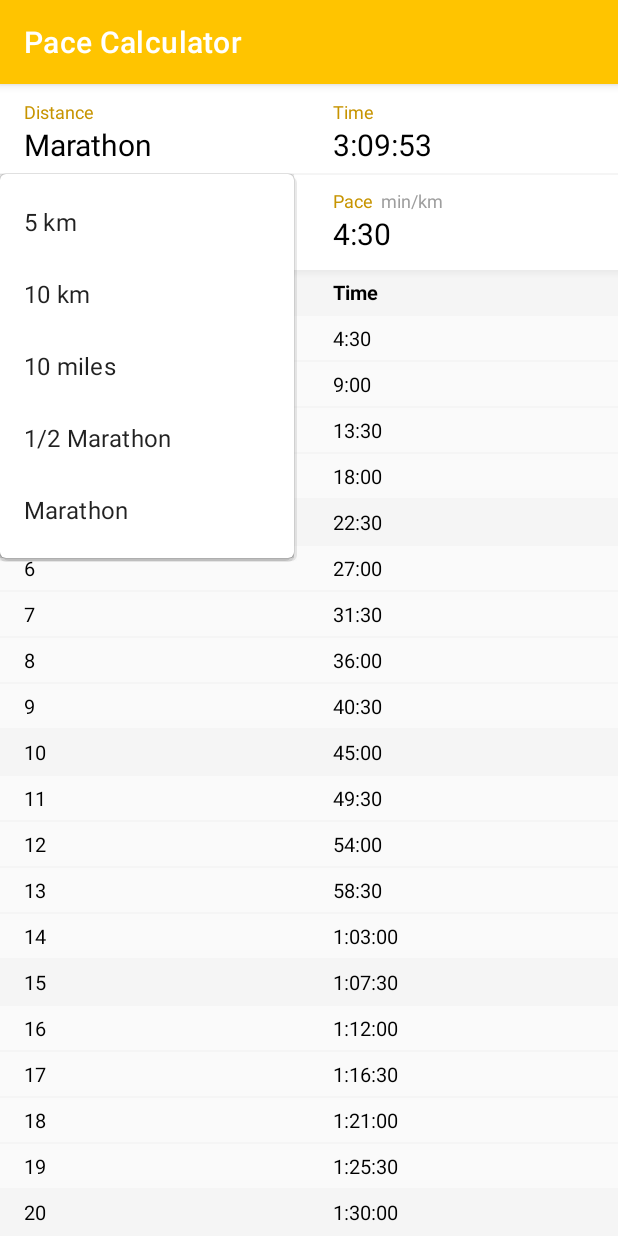
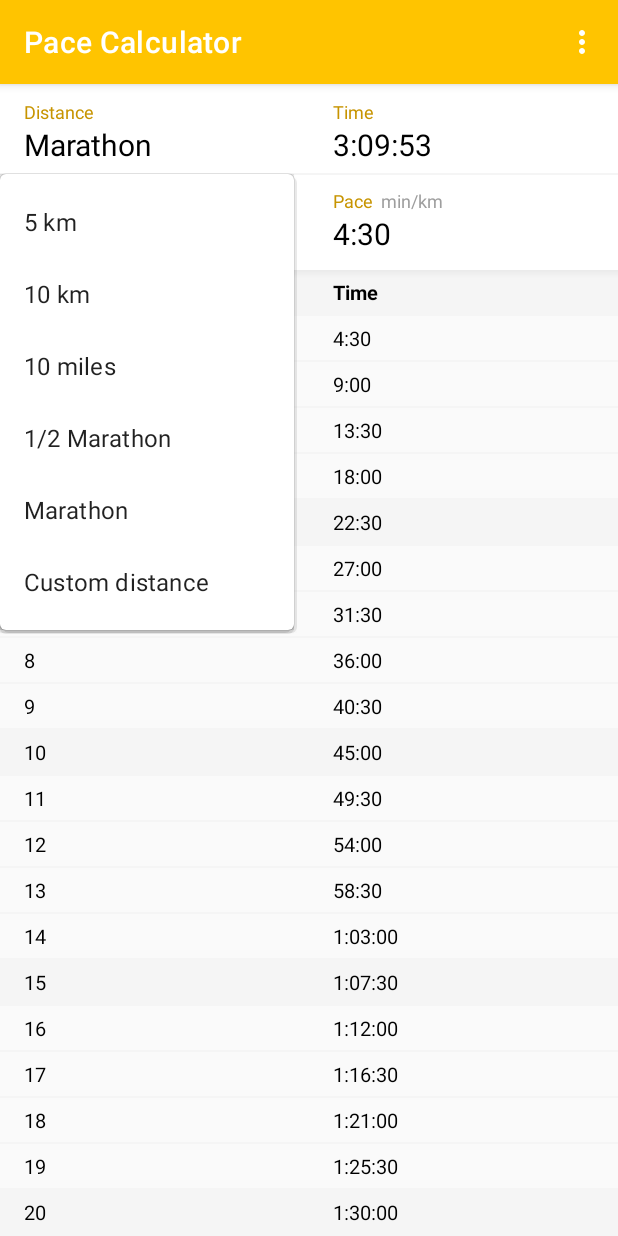
Before and after one commit to fetsh-edu/pace_calculator, an Android app: the screen it shows after launch (MainActivity), after a tap on "Distance", on a phone screen of 412 x 824 dp. Run offline under Robolectric (Android 15) with nearby library versions, the phone set to English and light mode, and no system bars.

Commit message:
Add custom distance picker

```diff
--- a/app/src/main/java/me/fetsh/pacecalculator/Distance.java
+++ b/app/src/main/java/me/fetsh/pacecalculator/Distance.java
@@ -25,7 +25,7 @@ public class Distance implements Comparable<Distance>, Parcelable {
 
     static {
         defaultFormatter = new DecimalFormat("#.#", DecimalFormatSymbols.getInstance(Locale.ENGLISH));
-        defaultFormatter.setMaximumFractionDigits(340);
+        defaultFormatter.setMaximumFractionDigits(4);
     }
 
     public Distance(double amount, DistanceUnit unit) {
@@ -145,19 +145,27 @@ public class Distance implements Comparable<Distance>, Parcelable {
         }
     }
 
+    public String getSplitDistanceHeader() {
+        if (getAmount() == 1) {
+            return getUnit().getShortName();
+        } else {
+            return "" + defaultFormatter.format(amount) + " " + getUnit().getShortName();
+        }
+    }
+
+    public String getFullName() {
+        if (name != null) {
+            return name;
+        } else {
+            return "" + defaultFormatter.format(amount) + " " + getUnit().getShortName();
+        }
+    }
+
     public double divide(Distance distance) {
         if (this.unit == distance.unit) {
             return this.amount.divide(distance.amount, MathContext.DECIMAL64).doubleValue();
         } else {
             return BigDecimal.valueOf(getMillimeters()).divide(BigDecimal.valueOf(distance.getMillimeters()), MathContext.DECIMAL64).doubleValue();
-        }
-    }
-
-    public String getPostfixString() {
-        if (getAmount() == 1) {
-            return getUnit().getShortName();
-        } else {
-            return "" + getAmount() + " " + getUnit().getShortName();
         }
     }
 
--- a/app/src/main/java/me/fetsh/pacecalculator/DistanceInput.java
+++ b/app/src/main/java/me/fetsh/pacecalculator/DistanceInput.java
@@ -10,6 +10,7 @@ import androidx.annotation.NonNull;
 import androidx.annotation.Nullable;
 import androidx.appcompat.widget.PopupMenu;
 import androidx.constraintlayout.widget.ConstraintLayout;
+import androidx.lifecycle.ViewModelProvider;
 
 import com.google.android.material.textview.MaterialTextView;
 
@@ -53,9 +54,16 @@ public class DistanceInput extends ConstraintLayout implements View.OnClickListe
         for (int i = 0; i < distances.size(); i++) {
             popupMenu.getMenu().add(Menu.NONE, i, i, distances.get(i).getName());
         }
+        popupMenu.getMenu().add(Menu.NONE, distances.size(), distances.size(), R.string.custom_distance);
         popupMenu.setOnMenuItemClickListener(item -> {
             if (onDistanceSetListener == null) return true;
-            onDistanceSetListener.onDistanceSet(distances.get(item.getItemId()));
+            if (item.getItemId() < distances.size()) {
+                onDistanceSetListener.onDistanceSet(distances.get(item.getItemId()));
+            } else {
+                DistancePicker distancePicker = new DistancePicker(getContext(), onDistanceSetListener);
+                distancePicker.setDistance(((MainActivity) getContext()).mCalcDataVM.getDistance().getValue());
+                distancePicker.show();
+            }
             return true;
         });
         popupMenu.show();
@@ -63,7 +71,7 @@ public class DistanceInput extends ConstraintLayout implements View.OnClickListe
 
     public void setDistance(Distance distance) {
         this.distance = distance;
-        mDistanceInput.setText(distance.toString());
+        mDistanceInput.setText(distance.getFullName());
 
     }
 
--- a/app/src/main/java/me/fetsh/pacecalculator/DistancesAdapter.java
+++ b/app/src/main/java/me/fetsh/pacecalculator/DistancesAdapter.java
@@ -5,12 +5,10 @@ import android.graphics.Typeface;
 import android.view.LayoutInflater;
 import android.view.View;
 import android.view.ViewGroup;
-import android.widget.LinearLayout;
 import android.widget.TextView;
 
 import androidx.annotation.NonNull;
 import androidx.constraintlayout.widget.ConstraintLayout;
-import androidx.core.content.ContextCompat;
 import androidx.recyclerview.widget.RecyclerView;
 
 import java.util.List;
@@ -56,7 +54,7 @@ public class DistancesAdapter extends RecyclerView.Adapter<DistancesAdapter.View
         TextView distanceTV = holder.distanceView;
         TextView timeTV = holder.timeView;
 
-        if (distanceIsImportant(distance)) {
+        if (distanceIsImportant(distance) || position == mDistances.size() - 1) {
             distanceTV.setTypeface(Typeface.defaultFromStyle(Typeface.BOLD));
             timeTV.setTypeface(Typeface.defaultFromStyle(Typeface.BOLD));
             holder.itemView.setBackgroundResource(R.color.lightGray);
@@ -73,10 +71,14 @@ public class DistancesAdapter extends RecyclerView.Adapter<DistancesAdapter.View
         if (distance.getAmount() == 0) {
             Distance step = mDistances.get(1);
             distanceTV.setText(R.string.distance);
-            distanceTV.append(" (" + step.getPostfixString() + ")");
+            distanceTV.append(" (" + step.getSplitDistanceHeader() + ")");
             timeTV.setText(R.string.time);
         } else {
-            distanceTV.setText(distance.toString());
+            if (position == mDistances.size() - 1) {
+                distanceTV.setText(distance.getFullName());
+            } else {
+                distanceTV.setText(distance.toString());
+            }
             timeTV.setText(mPace.getTime(distance).toString());
         }
     }
--- a/app/src/main/java/me/fetsh/pacecalculator/MainActivity.java
+++ b/app/src/main/java/me/fetsh/pacecalculator/MainActivity.java
@@ -10,10 +10,12 @@ import androidx.recyclerview.widget.RecyclerView;
 
 import android.content.SharedPreferences;
 import android.os.Bundle;
+import android.view.Menu;
+import android.view.MenuItem;
 
 public class MainActivity extends AppCompatActivity {
 
-    private CalculatorDataVM mCalcDataVM;
+    public CalculatorDataVM mCalcDataVM;
 
     private PaceInput mPaceInput;
     private SpeedInput mSpeedInput;
@@ -72,4 +74,18 @@ public class MainActivity extends AppCompatActivity {
             mAdapter.notifyDataSetChanged();
         });
     }
+    @Override
+    public boolean onCreateOptionsMenu(Menu menu) {
+        getMenuInflater().inflate(R.menu.options_menu, menu);
+        return true;
+    }
+
+    @Override
+    public boolean onOptionsItemSelected(@NonNull MenuItem item) {
+        if (item.getItemId() == R.id.action_change_split_size) {
+            android.util.Log.e("Calc", "Change pace");
+            return true;
+        }
+        return super.onOptionsItemSelected(item);
+    }
 }
--- a/app/src/main/java/me/fetsh/pacecalculator/Pace.java
+++ b/app/src/main/java/me/fetsh/pacecalculator/Pace.java
@@ -41,7 +41,7 @@ public class Pace implements Parcelable {
     public int getSeconds(){ return time.getSeconds(); }
 
     public String getPostfixString() {
-        String result = "min/" + distance.getPostfixString();
+        String result = "min/" + distance.getSplitDistanceHeader();
 
         return result;
     }
--- a/app/src/main/java/me/fetsh/pacecalculator/SpeedPicker.java
+++ b/app/src/main/java/me/fetsh/pacecalculator/SpeedPicker.java
@@ -54,7 +54,7 @@ public class SpeedPicker extends AlertDialog {
 
         final String[] values = Arrays.stream(distances).map(Distance::toString).toArray(String[]::new);
 
-        ArrayAdapter<String> adapter = new ArrayAdapter<>(getContext(), android.R.layout.simple_spinner_item, values);
+        ArrayAdapter<String> adapter = new ArrayAdapter<>(getContext(), R.layout.spinner_item_text, values);
         adapter.setDropDownViewResource(android.R.layout.simple_spinner_dropdown_item);
         distanceSpinner.setAdapter(adapter);
     }
--- /dev/null
+++ b/app/src/main/res/drawable/baseline_more_vert_white_24dp.xml
@@ -0,0 +1,4 @@
+<?xml version="1.0" encoding="UTF-8" standalone="no"?>
+<vector xmlns:android="http://schemas.android.com/apk/res/android" android:height="24dp" android:tint="#FFFFFF" android:viewportHeight="24.0" android:viewportWidth="24.0" android:width="24dp">
+  <path android:fillColor="@android:color/white" android:pathData="M12,8c1.1,0 2,-0.9 2,-2s-0.9,-2 -2,-2 -2,0.9 -2,2 0.9,2 2,2zM12,10c-1.1,0 -2,0.9 -2,2s0.9,2 2,2 2,-0.9 2,-2 -0.9,-2 -2,-2zM12,16c-1.1,0 -2,0.9 -2,2s0.9,2 2,2 2,-0.9 2,-2 -0.9,-2 -2,-2z"/>
+</vector>
--- /dev/null
+++ b/app/src/main/res/menu/options_menu.xml
@@ -0,0 +1,19 @@
+<?xml version="1.0" encoding="utf-8"?>
+<menu xmlns:app="http://schemas.android.com/apk/res-auto"
+    xmlns:android="http://schemas.android.com/apk/res/android">
+
+    <item
+        android:id="@+id/empty"
+        android:title="@string/options"
+        android:orderInCategory="101"
+        app:showAsAction="always"
+        android:icon="@drawable/baseline_more_vert_white_24dp">
+
+        <menu>
+            <item android:id="@+id/action_change_split_size"
+                app:showAsAction="ifRoom"
+                android:title="@string/change_split_size" />
+        </menu>
+
+    </item>
+</menu>
--- a/app/src/main/res/values/strings.xml
+++ b/app/src/main/res/values/strings.xml
@@ -15,4 +15,8 @@
     <string name="set_pace">Set pace</string>
     <string name="set_speed">Set speed</string>
     <string name="set_time">Set time</string>
+    <string name="options">Options</string>
+    <string name="change_split_size">Change split size</string>
+    <string name="custom_distance">Custom distance</string>
+    <string name="set_distance">Set distance</string>
 </resources>
--- a/app/src/main/res/values/styles.xml
+++ b/app/src/main/res/values/styles.xml
@@ -34,6 +34,11 @@
     <style name="spinner_time_picker">
         <item name="android:timePickerMode">spinner</item>
     </style>
+    <style name="SpinnerTextViewItem">
+        <item name="android:minWidth">70dp</item>
+        <item name="android:paddingStart">15dp</item>
+        <item name="android:paddingEnd">15dp</item>
+    </style>
 
     <style name="split_table">
         <item name="android:background">@color/lightestGray</item>
```
Also changed, not shown: app/src/main/java/me/fetsh/pacecalculator/DistancePicker.java (added, +73 -0 lines), app/src/main/res/layout/distance_picker.xml (added, +25 -0 lines), app/src/main/res/layout/spinner_item_text.xml (added, +8 -0 lines).
